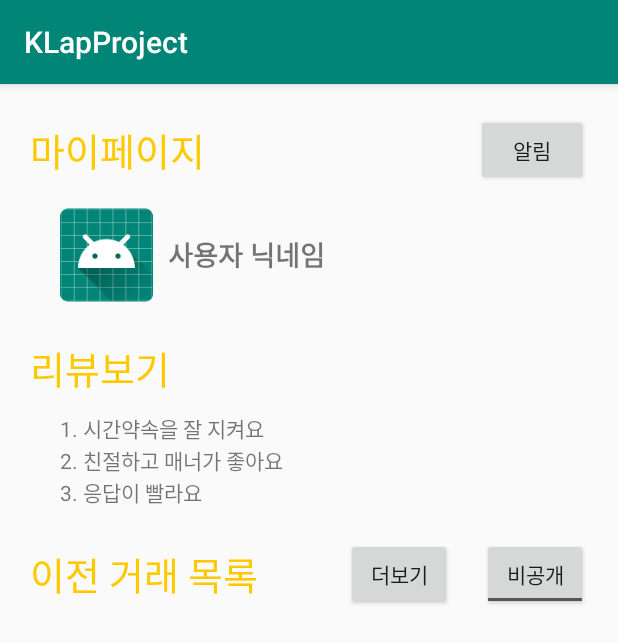
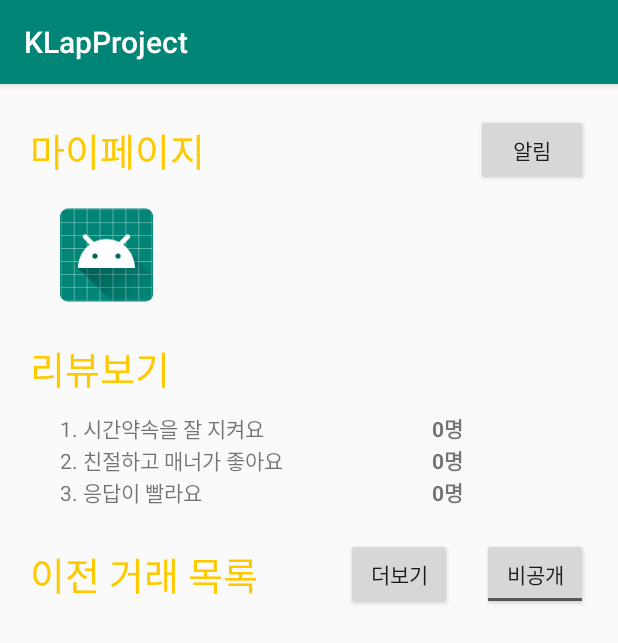
Before and after one commit to syoung125/K-Lab-group-buying-, an Android app: the fragment Fragment4 shown on its own in the app's theme, on a phone screen of 412 x 824 dp. Shown: the top 643 px of the screen. Run offline under Robolectric (Android 15) with nearby library versions, the phone set to English and light mode, and no system bars; our stand-ins replace Firebase (no records; nobody signed in at launch, a user with empty details on screens opened directly); 1 statement that could not run was skipped.

Commit message:
오류 싹 고침

```diff
--- a/app/src/main/AndroidManifest.xml
+++ b/app/src/main/AndroidManifest.xml
@@ -13,6 +13,12 @@
             android:supportsRtl="true"
             android:theme="@style/AppTheme">
         <activity android:name=".DocumentDetailActivity"
+                  android:theme="@style/Theme.Design.Light.NoActionBar">
+        </activity>
+        <activity android:name=".RecordListActivity"
+                  android:theme="@style/Theme.Design.Light.NoActionBar">
+        </activity>
+        <activity android:name=".AlarmListActivity"
                   android:theme="@style/Theme.Design.Light.NoActionBar">
         </activity>
         <activity
--- a/app/src/main/java/com/example/klapproject/Fragment1.kt
+++ b/app/src/main/java/com/example/klapproject/Fragment1.kt
@@ -17,8 +17,6 @@ import com.google.firebase.database.DataSnapshot
 import com.google.firebase.database.DatabaseError
 import com.google.firebase.database.FirebaseDatabase
 import com.google.firebase.database.ValueEventListener
-import com.example.klapproject.MainActivity.Companion.doc_list
-import com.example.klapproject.MainActivity.Companion.u_nickname
 import kotlinx.android.synthetic.main.activity_category.*
 import kotlinx.android.synthetic.main.activity_login.*
 import kotlinx.android.synthetic.main.fragment_fragment1.*
@@ -85,7 +83,7 @@ class Fragment1 : Fragment() {
                     for (i in d.children) {
                         val index = i.key.toString()
                         Log.v(TAG, i.toString()+", index ${index}")
-                        var td: Document = Document(u_nickname)
+                        var td: Document = Document(MY_NICK)
                         td.d_category = d.child(index).child("category").value.toString()
                         if(mchoice != 0 && td.d_category != (mchoice-1).toString())
                             continue
--- a/app/src/main/java/com/example/klapproject/Fragment4.kt
+++ b/app/src/main/java/com/example/klapproject/Fragment4.kt
@@ -16,134 +16,135 @@ import com.google.firebase.database.DataSnapshot
 import com.google.firebase.database.DatabaseError
 import com.google.firebase.database.FirebaseDatabase
 import com.google.firebase.database.ValueEventListener
+import kotlinx.android.synthetic.main.activity_login.*
 import kotlinx.android.synthetic.main.activity_record_list.*
 import kotlinx.android.synthetic.main.fragment_fragment4.*
 import kotlinx.android.synthetic.main.fragment_fragment4.view.*
 
 class Fragment4 : Fragment() {
 
-//    var data = mutableListOf<Int>()
-//    var textView = mutableListOf<TextView>()
-//    var data2 =  mutableListOf<String>()
-//    var info =  mutableListOf<RecordData>()
-//    lateinit var adapter:RecordAdapter
+    var data = mutableListOf<Int>()
+    var textView = mutableListOf<TextView>()
+    var data2 =  mutableListOf<String>()
+    var info =  mutableListOf<RecordData>()
+    lateinit var adapter:RecordAdapter
 
     override fun onCreateView(inflater: LayoutInflater, container: ViewGroup?, savedInstanceState: Bundle?): View? {
         val v = inflater.inflate(R.layout.fragment_fragment4, container, false)
 
-//        textView.add(v.findViewById(R.id.review1_count))
-////        textView.add(v.findViewById(R.id.review2_count))
-////        textView.add(v.findViewById(R.id.review3_count))
-////        data.add(0)
-////        data.add(0)
-////        data.add(0)
+        textView.add(v.findViewById(R.id.review1_count))
+        textView.add(v.findViewById(R.id.review2_count))
+        textView.add(v.findViewById(R.id.review3_count))
+        data.add(0)
+        data.add(0)
+        data.add(0)
 
-//        load()
-//
-//        v.findViewById<Button>(R.id.product_notice).setOnClickListener {
-//            var i = Intent(activity?.applicationContext, AlarmListActivity::class.java)
-//            i.putExtra("user",MainActivity.u_num)
-//            startActivity(i)
-//        }
-//        v.findViewById<Button>(R.id.record_more_btn).setOnClickListener {
-//            val i = Intent(activity?.applicationContext,RecordListActivity::class.java)
-//            i.putExtra("user",MainActivity.u_num)
-//            startActivity(i)
-//        }
-//        v.user_name.setText(MainActivity.u_nickname)
+        load()
+
+        v.findViewById<Button>(R.id.product_notice).setOnClickListener {
+            var i = Intent(activity!!.applicationContext, AlarmListActivity::class.java)
+            //           i.putExtra("user",MainActivity.u_num)
+            startActivity(i)
+        }
+        v.findViewById<Button>(R.id.record_more_btn).setOnClickListener {
+            val i = Intent(activity!!.applicationContext,RecordListActivity::class.java)
+            //           i.putExtra("user",MainActivity.u_num)
+            startActivity(i)
+        }
+        v.user_name.setText(MY_ID)
         return v
     }
 
-//    fun load(){
-//
-//
-//        val database = FirebaseDatabase.getInstance()
-//        val myRef = database.getReference("user")
-//        myRef.addValueEventListener(object : ValueEventListener {
-//            override fun onDataChange(dataSnapshot: DataSnapshot) {
-//                val a_list = dataSnapshot.child(MainActivity.u_num.toString()).child("review")
-//                for (k in a_list.children) {
-//                    val value = k.child("content").value.toString()
-//                    data.set(value.toInt(),data[value.toInt()]+1)
-//                }
-//                setCount()
-//            }
-//            override fun onCancelled(databaseError: DatabaseError) {
-//
-//            }
-//        })
-//        load1()
-//    }
-//
-//    fun setCount(){
-//  //      for(k in 0..2)
-//  //          textView[k].text = data[k].toString() + "명"
-//    }
-//
-//
-//    fun load1(){
-//        val database = FirebaseDatabase.getInstance()
-//        val myRef = database.getReference("user")
-//        myRef.addValueEventListener(object : ValueEventListener {
-//            override fun onDataChange(dataSnapshot: DataSnapshot) {
-//                val a_list = dataSnapshot.child(MainActivity.u_num.toString()).child("tran_list")
-//                var i = 0
-//                Log.e("리코드","기록 읽기 시작")
-//                for (k in a_list.children) {
-//                    data2.add(k.child("post_id").value.toString())
-//                    i++
-//                    if(i == 2)
-//                        break
-//                }
-//                load2(database)
-//            }
-//            override fun onCancelled(databaseError: DatabaseError) {
-//
-//            }
-//        })
-//    }
-//
-//    fun load2(database:FirebaseDatabase){
-//        val myRef = database.getReference("post")
-//        myRef.addValueEventListener(object : ValueEventListener {
-//            override fun onDataChange(dataSnapshot: DataSnapshot) {
-//
-//                var v=0
-//                for (k in dataSnapshot.children) {
-//                    Log.e("load2", k.toString())
-//
-//                    if( data2.isEmpty() )
-//                        break;
-//                    if (k.key.toString() == data2[v]) {
-//                        info.add(
-//                            RecordData(
-//                                k.child("title").value.toString(),
-//                                k.child("category").value.toString().toInt()
-//                            )
-//                        )
-//                        v++
-//                        if(v == data2.size)
-//                            break;
-//                    }
-//                }
-//                initAdapter()
-//            }
-//            override fun onCancelled(databaseError: DatabaseError) {
-//
-//            }
-//        })
-//    }
-//
-//    fun initAdapter() {
-//        //레이아웃을 관리하는 매니저 객체가 필요
-//
-//        val layoutManager = GridLayoutManager(activity!!.applicationContext,2)
-//        // Context 정보, 수평수직 정보, 순서 정보
-//        pre_record.layoutManager = layoutManager
-//        // recyclerView를 위한 매니저이므로, 붙여줌
-//
-//        adapter = RecordAdapter(info)
-//        pre_record.adapter = adapter //data 정보를 갖는 어댑터를 생성하여 붙여줌
-//    }
+    fun load(){
+
+
+        val database = FirebaseDatabase.getInstance()
+        val myRef = database.getReference("user")
+        myRef.addValueEventListener(object : ValueEventListener {
+            override fun onDataChange(dataSnapshot: DataSnapshot) {
+                val a_list = dataSnapshot.child(MY_ID).child("review")
+                for (k in a_list.children) {
+                    val value = k.child("content").value.toString()
+                    data.set(value.toInt(),data[value.toInt()]+1)
+                }
+                setCount()
+            }
+            override fun onCancelled(databaseError: DatabaseError) {
+
+            }
+        })
+        load1()
+    }
+
+    fun setCount(){
+        for(k in 0..2)
+            textView[k].setText(data[k].toString() + "명")
+    }
+
+
+    fun load1(){
+        val database = FirebaseDatabase.getInstance()
+        val myRef = database.getReference("user")
+        myRef.addValueEventListener(object : ValueEventListener {
+            override fun onDataChange(dataSnapshot: DataSnapshot) {
+                val a_list = dataSnapshot.child(MY_ID).child("tran_list")
+                var i = 0
+                Log.e("리코드","기록 읽기 시작")
+                for (k in a_list.children) {
+                    data2.add(k.child("post_id").value.toString())
+                    i++
+                    if(i == 2)
+                        break
+                }
+                load2(database)
+            }
+            override fun onCancelled(databaseError: DatabaseError) {
+
+            }
+        })
+    }
+
+    fun load2(database:FirebaseDatabase){
+        val myRef = database.getReference("post")
+        myRef.addValueEventListener(object : ValueEventListener {
+            override fun onDataChange(dataSnapshot: DataSnapshot) {
+
+                var v=0
+                for (k in dataSnapshot.children) {
+                    Log.e("load2", k.toString())
+
+                    if( data2.isEmpty() )
+                        break;
+                    if (k.key.toString() == data2[v]) {
+                        info.add(
+                            RecordData(
+                                k.child("title").value.toString(),
+                                k.child("category").value.toString().toInt()
+                            )
+                        )
+                        v++
+                        if(v == data2.size)
+                            break;
+                    }
+                }
+                initAdapter()
+            }
+            override fun onCancelled(databaseError: DatabaseError) {
+
+            }
+        })
+    }
+
+    fun initAdapter() {
+        //레이아웃을 관리하는 매니저 객체가 필요
+
+        val layoutManager = GridLayoutManager(activity!!.applicationContext,2)
+        // Context 정보, 수평수직 정보, 순서 정보
+        pre_record.layoutManager = layoutManager
+        // recyclerView를 위한 매니저이므로, 붙여줌
+
+        adapter = RecordAdapter(info)
+        pre_record.adapter = adapter //data 정보를 갖는 어댑터를 생성하여 붙여줌
+    }
 
 }
```
Also changed, not shown: app/src/main/java/com/example/klapproject/MainActivity.kt (+12 -14 lines), app/src/main/java/com/example/klapproject/RecordListActivity.kt (+8 -3 lines).
